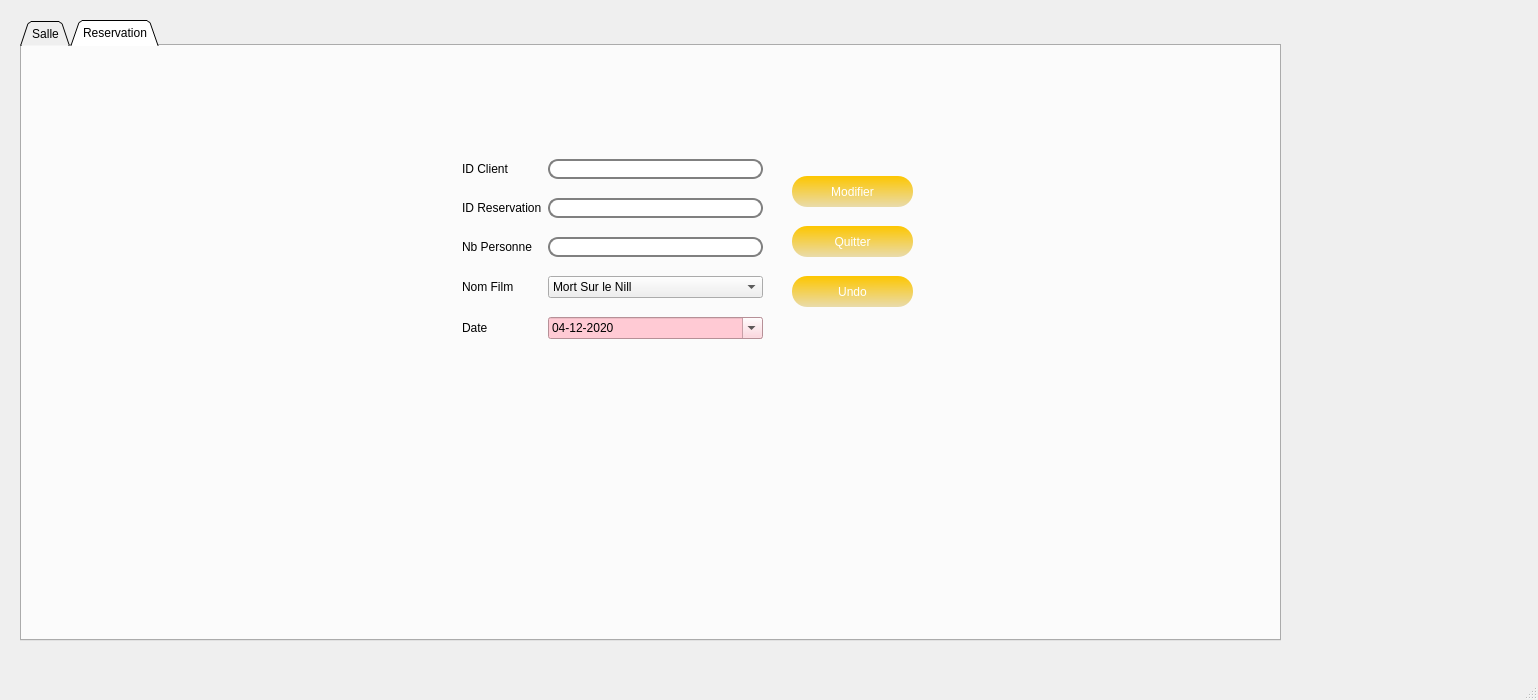
Qt form mainwindow.ui (RoukaiaKHELIFI/Smart_Cinema2A12) before a commit.
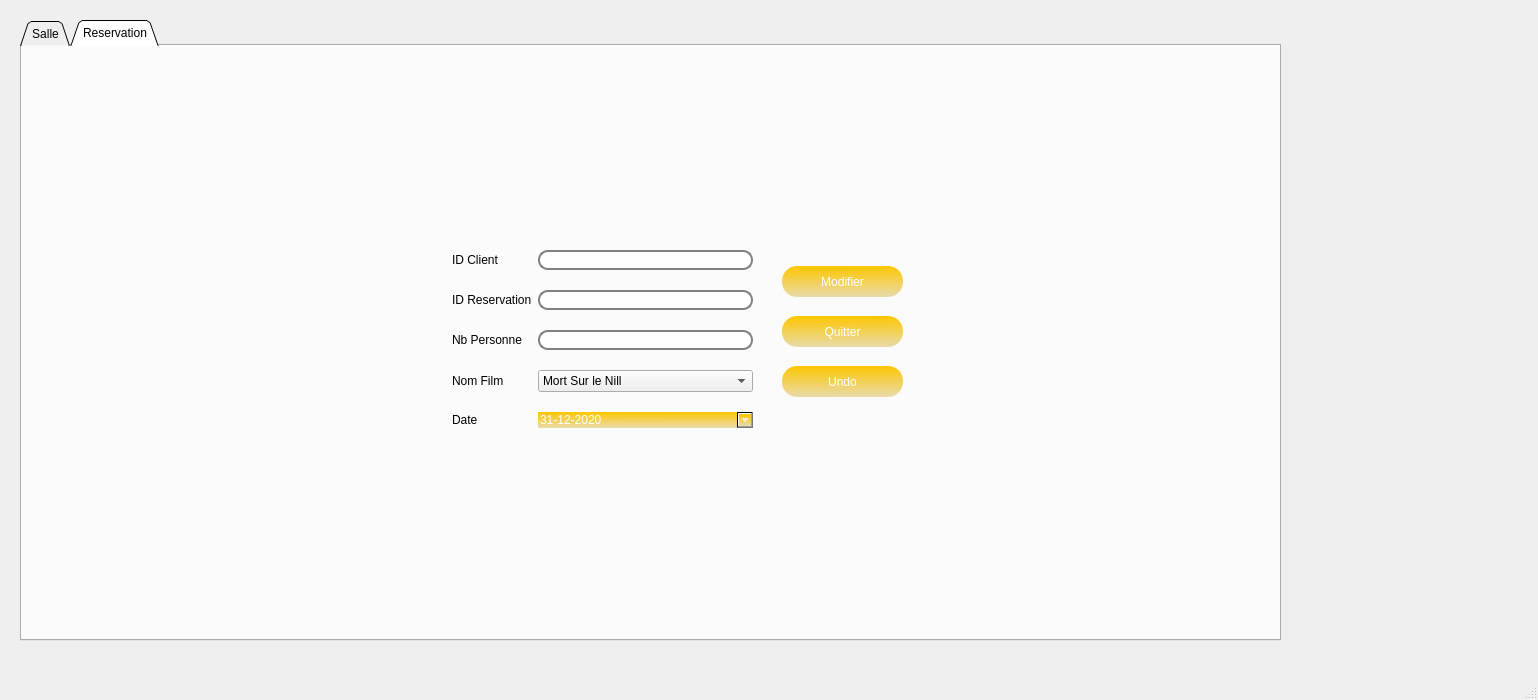
The same form after that commit. The open tabs and pages were chosen to show the change. Icons and pictures are not drawn.

```diff
--- a/mainwindow.ui
+++ b/mainwindow.ui
@@ -4556,6 +4556,9 @@
  }
 </string>
         </property>
+        <property name="frameShape">
+         <enum>QFrame::NoFrame</enum>
+        </property>
         <property name="currentIndex">
          <number>0</number>
         </property>
@@ -5181,8 +5184,8 @@
          <widget class="QPushButton" name="pushButton_26">
           <property name="geometry">
            <rect>
-            <x>770</x>
-            <y>90</y>
+            <x>760</x>
+            <y>180</y>
             <width>121</width>
             <height>31</height>
            </rect>
@@ -5200,8 +5203,8 @@
          <widget class="QPushButton" name="return_from_ajout_5">
           <property name="geometry">
            <rect>
-            <x>770</x>
-            <y>190</y>
+            <x>760</x>
+            <y>280</y>
             <width>121</width>
             <height>31</height>
            </rect>
@@ -5223,8 +5226,8 @@
          <widget class="QPushButton" name="pushButton_27">
           <property name="geometry">
            <rect>
-            <x>770</x>
-            <y>140</y>
+            <x>760</x>
+            <y>230</y>
             <width>121</width>
             <height>31</height>
            </rect>
@@ -5246,8 +5249,8 @@
          <widget class="QWidget" name="layoutWidget">
           <property name="geometry">
            <rect>
-            <x>440</x>
-            <y>60</y>
+            <x>430</x>
+            <y>150</y>
             <width>301</width>
             <height>211</height>
            </rect>
@@ -5360,9 +5363,15 @@
               <bool>false</bool>
              </property>
              <property name="styleSheet">
-              <string notr="true">background-color:#FFCAD4;
+              <string notr="true">/*background-color:#FFCAD4;
 selection-background-color:#F3ABB6;
-selection-color:#FBEEE6;</string>
+selection-color:#FBEEE6;*/
+background : qlineargradient(spread:pad, x1:0.467, y1:0, x2:0.482, y2:1, stop:0 rgba(253, 198, 0, 255), stop:1 rgba(233, 219, 171, 255));
+border-radius:15px;
+color:white;
+
+selection-background:qlineargradient(spread:pad, x1:0.457286, y1:0.381, x2:0.508, y2:1, stop:0 rgba(233, 219, 171, 255), stop:1 rgba(253, 198, 0, 255))
+</string>
              </property>
              <property name="dateTime">
               <datetime>
@@ -5371,7 +5380,7 @@
                <second>0</second>
                <year>2020</year>
                <month>12</month>
-               <day>4</day>
+               <day>31</day>
               </datetime>
              </property>
              <property name="maximumDateTime">
@@ -5421,7 +5430,7 @@
               <date>
                <year>2020</year>
                <month>12</month>
-               <day>4</day>
+               <day>31</day>
               </date>
              </property>
             </widget>
```
Left out of the diff: 203 changed lines with no effect on the pictures.
